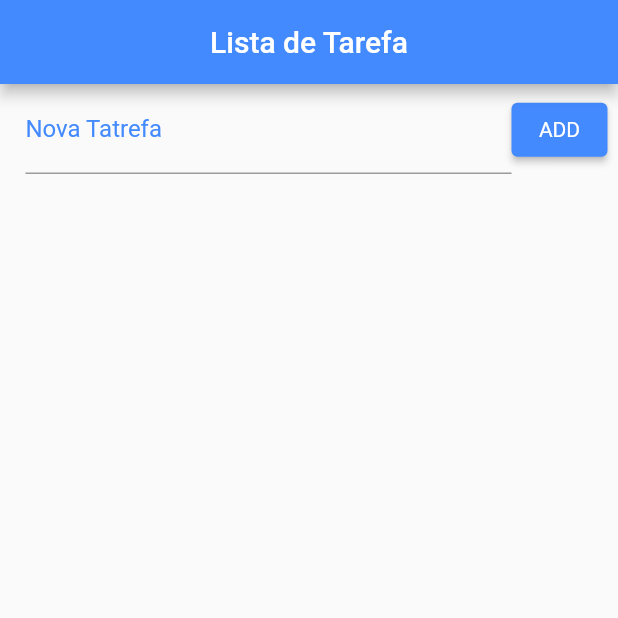
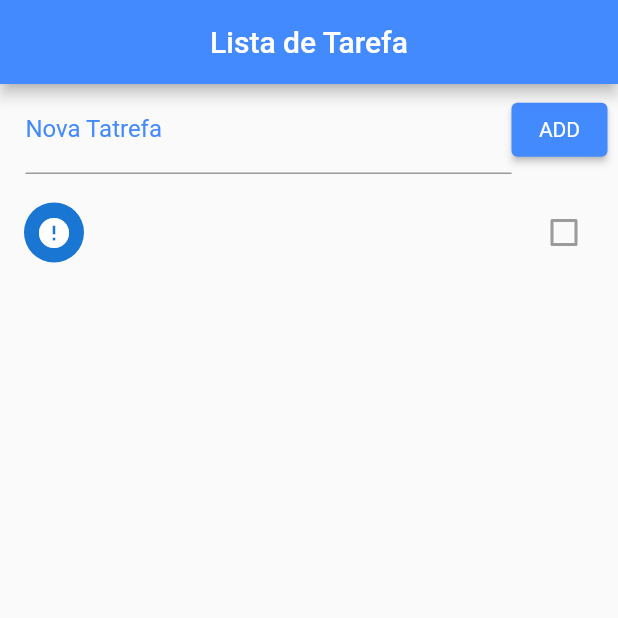
Before and after one commit to rafabm90/task_list, a Flutter app: the screen it shows after launch, after a tap on "ADD", on a phone screen of 412 x 824 dp, the top half of it. Run offline on Flutter 3.47's test engine with Material 2 defaults, Android fonts, the phone set to English and light mode, and no system bars.

Commit message:
Add items to the list

```diff
--- a/lib/home_page.dart
+++ b/lib/home_page.dart
@@ -12,7 +12,19 @@
 }
 
 class _HomePageState extends State<HomePage> {
+  final _toDoController = TextEditingController();
+
   List _toDoList = [];
+
+  void _addToDo() {
+    setState(() {
+      Map<String, dynamic> newToDo = Map();
+      newToDo["title"] = _toDoController.text;
+      _toDoController.text = "";
+      newToDo["ok"] = false;
+      _toDoList.add(newToDo);
+    });
+  }
 
   @override
   Widget build(BuildContext context) {
@@ -30,6 +42,7 @@
               children: [
                 Expanded(
                   child: TextField(
+                    controller: _toDoController,
                     decoration: InputDecoration(
                       labelText: "Nova Tatrefa",
                       labelStyle: TextStyle(
@@ -46,10 +59,28 @@
                       TextStyle(color: Colors.white),
                     ),
                   ),
-                  onPressed: () {},
+                  onPressed: _addToDo,
                   child: Text("ADD"),
                 ),
               ],
+            ),
+          ),
+          Expanded(
+            child: ListView.builder(
+              padding: EdgeInsets.only(top: 10.0),
+              itemCount: _toDoList.length,
+              itemBuilder: (context, index) {
+                return CheckboxListTile(
+                  secondary: CircleAvatar(
+                    child: Icon(
+                      _toDoList[index]["ok"] ? Icons.check : Icons.error,
+                    ),
+                  ),
+                  value: _toDoList[index]["ok"],
+                  title: Text(_toDoList[index]["title"]),
+                  onChanged: null,
+                );
+              },
             ),
           ),
         ],
```
